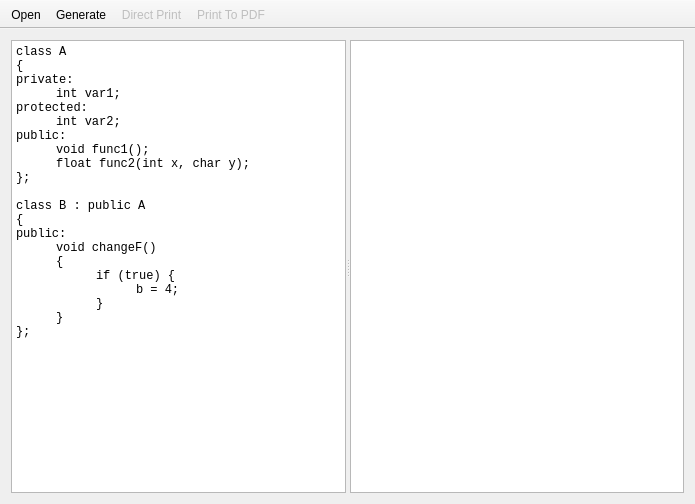
Qt form MainWindow.ui (Denterosent/qtroad) before a commit.
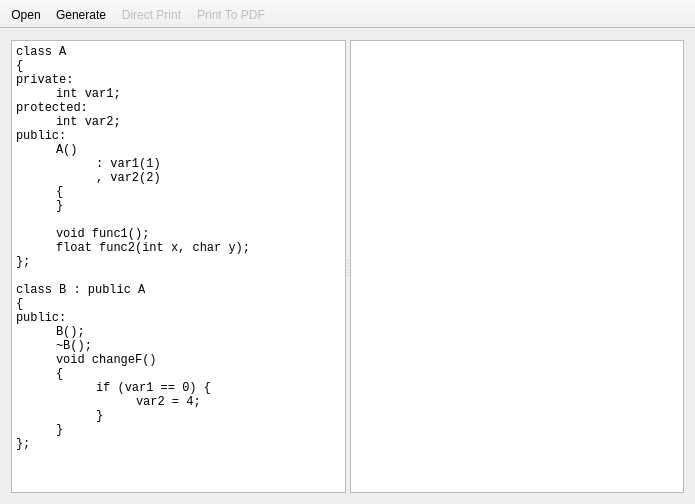
The same form after that commit.

```diff
--- a/MainWindow.ui
+++ b/MainWindow.ui
@@ -34,6 +34,12 @@
 protected:
 	int var2;
 public:
+	A()
+		: var1(1)
+		, var2(2)
+	{
+	}
+
 	void func1();
 	float func2(int x, char y);
 };
@@ -41,10 +47,12 @@
 class B : public A
 {
 public:
+	B();
+	~B();
 	void changeF()
 	{
-		if (true) {
-			b = 4;
+		if (var1 == 0) {
+			var2 = 4;
 		}
 	}
 };</string>
```
